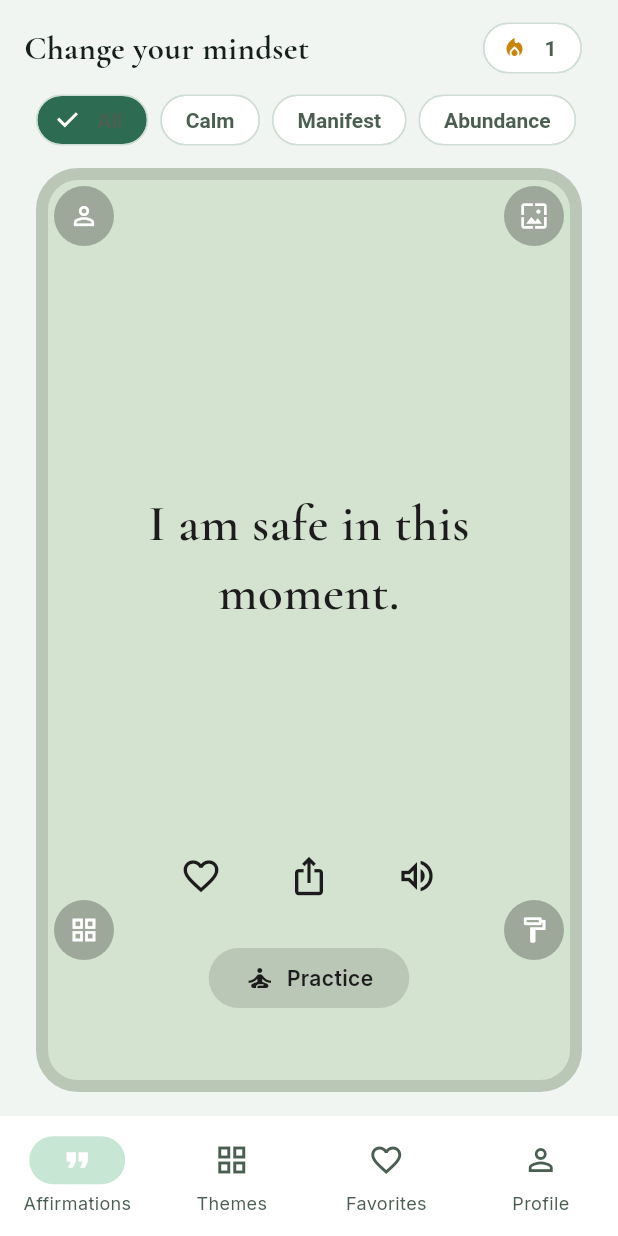
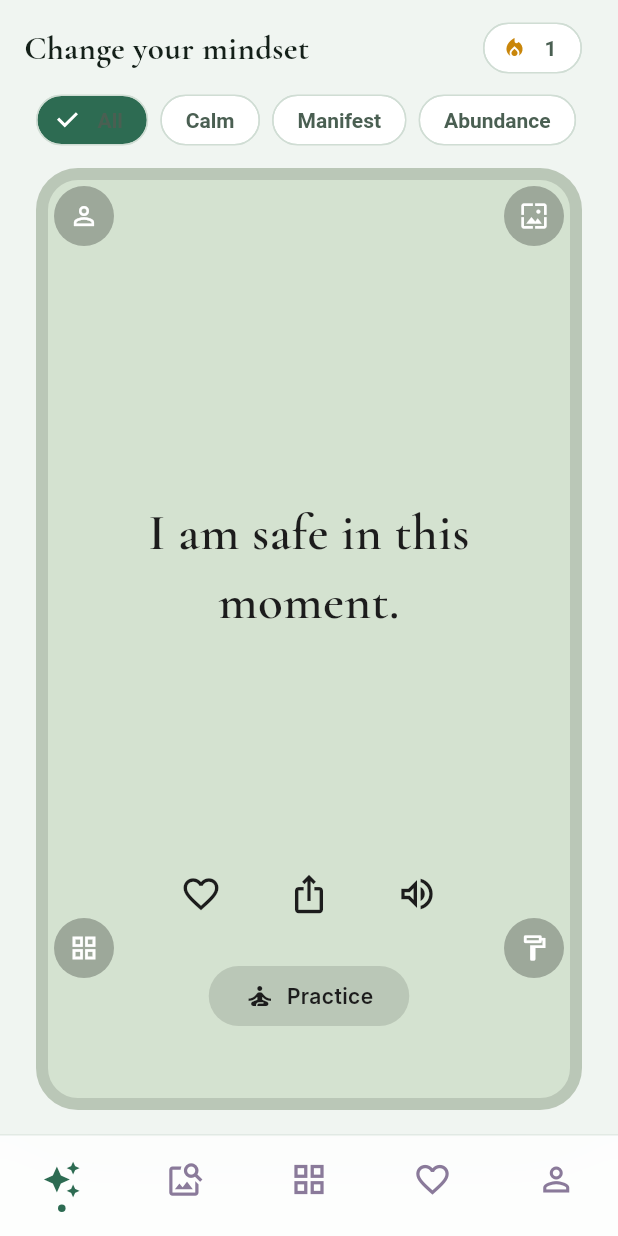
Before and after one commit to Qasim-afzaal/desk_wellness, a Flutter app: the TodayScreen screen opened by its route, on a phone screen of 412 x 824 dp. Run offline on Flutter 3.47's test engine with Material 3 defaults, Android fonts, the phone set to English and light mode, and no system bars; our stand-ins replace cached_network_image, drift, fl_chart, flutter_animate, flutter_local_notifications, flutter_riverpod and 8 more; missing offline and left inert: gal, home_widget, watch_connectivity; accounts and stored records are empty; generated files the repository leaves out were written again.

Commit message:
feat(router): add Visual Breath tab, canvas editor, and shell backdrop fixes.
Co-authored-by: Cursor <cursoragent@cursor.com>

```diff
--- a/lib/app/router.dart
+++ b/lib/app/router.dart
@@ -12,10 +12,14 @@ import 'package:desk_wellness/features/templates/templates_screen.dart';
 import 'package:desk_wellness/features/today/today_screen.dart';
 import 'package:desk_wellness/features/explore/explore_topics_screen.dart';
 import 'package:desk_wellness/features/practice/practice_screen.dart';
+import 'package:desk_wellness/features/wallpaper/canvas_editor_screen.dart';
+import 'package:desk_wellness/features/wallpaper/wallpaper_search_screen.dart';
 import 'package:desk_wellness/features/wallpaper/wallpaper_screen.dart';
 import 'package:desk_wellness/features/widgets/widget_setup_screen.dart';
 import 'package:desk_wellness/features/watch/watch_face_screen.dart';
 import 'package:desk_wellness/core/theme/app_theme.dart';
+import 'package:desk_wellness/core/theme/celestial_theme.dart';
+import 'package:desk_wellness/core/widgets/celestial_widgets.dart';
 import 'package:desk_wellness/core/widgets/animations/kindled_animations.dart';
 import 'package:desk_wellness/shared/providers/repository_providers.dart';
 import 'package:flutter/material.dart';
@@ -52,6 +56,14 @@ final routerProvider = Provider<GoRouter>((ref) {
         builder: (context, state, navigationShell) => MainShell(navigationShell: navigationShell),
         branches: [
           StatefulShellBranch(routes: [GoRoute(path: '/today', builder: (_, __) => const TodayScreen())]),
+          StatefulShellBranch(
+            routes: [
+              GoRoute(
+                path: '/visual',
+                builder: (_, __) => const WallpaperSearchScreen(embeddedInShell: true),
+              ),
+            ],
+          ),
           StatefulShellBranch(routes: [GoRoute(path: '/templates', builder: (_, __) => const TemplatesScreen())]),
           StatefulShellBranch(routes: [GoRoute(path: '/saved', builder: (_, __) => const FavoritesScreen())]),
           StatefulShellBranch(routes: [GoRoute(path: '/profile', builder: (_, __) => const ProfileScreen())]),
@@ -70,6 +82,13 @@ final routerProvider = Provider<GoRouter>((ref) {
       ),
       GoRoute(path: '/widgets', builder: (_, __) => const WidgetSetupScreen()),
       GoRoute(path: '/watch', builder: (_, __) => const WatchFaceScreen()),
+      GoRoute(path: '/wallpaper/search', builder: (_, state) {
+        final extra = state.extra;
+        return WallpaperSearchScreen(
+          affirmationText: extra is String ? extra : null,
+        );
+      }),
+      GoRoute(path: '/canvas/editor', builder: (_, __) => const CanvasEditorScreen()),
       GoRoute(path: '/wallpaper/preview', builder: (_, __) => const WallpaperPreviewScreen()),
       GoRoute(path: '/export', builder: (_, __) => const ExportScreen()),
       GoRoute(path: '/manifest', builder: (_, __) => const ManifestScreen()),
@@ -90,17 +109,14 @@ class MainShell extends StatelessWidget {
 
   @override
   Widget build(BuildContext context) {
+    final brightness = Theme.of(context).brightness;
     return Scaffold(
+      backgroundColor: CelestialPalette.background(brightness),
+      extendBody: true,
       body: navigationShell,
-      bottomNavigationBar: NavigationBar(
-        selectedIndex: navigationShell.currentIndex,
-        onDestinationSelected: navigationShell.goBranch,
-        destinations: const [
-          NavigationDestination(icon: Icon(Icons.format_quote_outlined), selectedIcon: Icon(Icons.format_quote), label: 'Affirmations'),
-          NavigationDestination(icon: Icon(Icons.grid_view_outlined), selectedIcon: Icon(Icons.grid_view), label: 'Themes'),
-          NavigationDestination(icon: Icon(Icons.favorite_outline), selectedIcon: Icon(Icons.favorite), label: 'Favorites'),
-          NavigationDestination(icon: Icon(Icons.person_outline), selectedIcon: Icon(Icons.person), label: 'Profile'),
-        ],
+      bottomNavigationBar: CelestialBottomNav(
+        currentIndex: navigationShell.currentIndex,
+        onTap: navigationShell.goBranch,
       ),
     );
   }
@@ -112,7 +128,7 @@ class _SplashScreen extends ConsumerWidget {
   @override
   Widget build(BuildContext context, WidgetRef ref) {
     ref.listen(settingsStreamProvider, (_, __) {});
-    return Scaffold(
+    return CelestialScaffold(
       body: AmbientBackground(
         child: Center(
           child: Column(
@@ -120,10 +136,7 @@ class _SplashScreen extends ConsumerWidget {
             children: [
               KindledLottie(asset: KindledAssets.sunrise, width: 160, height: 160),
               const SizedBox(height: AppSpacing.lg),
-              Text(
-                'Affirmly',
-                style: Theme.of(context).textTheme.titleLarge?.copyWith(fontWeight: FontWeight.w800),
-              ),
+              Text('Affirmly', style: CelestialTypography.headlineLg()),
               const SizedBox(height: AppSpacing.md),
               KindledLottie(asset: KindledAssets.loadingDots, width: 72, height: 28),
             ],
```
